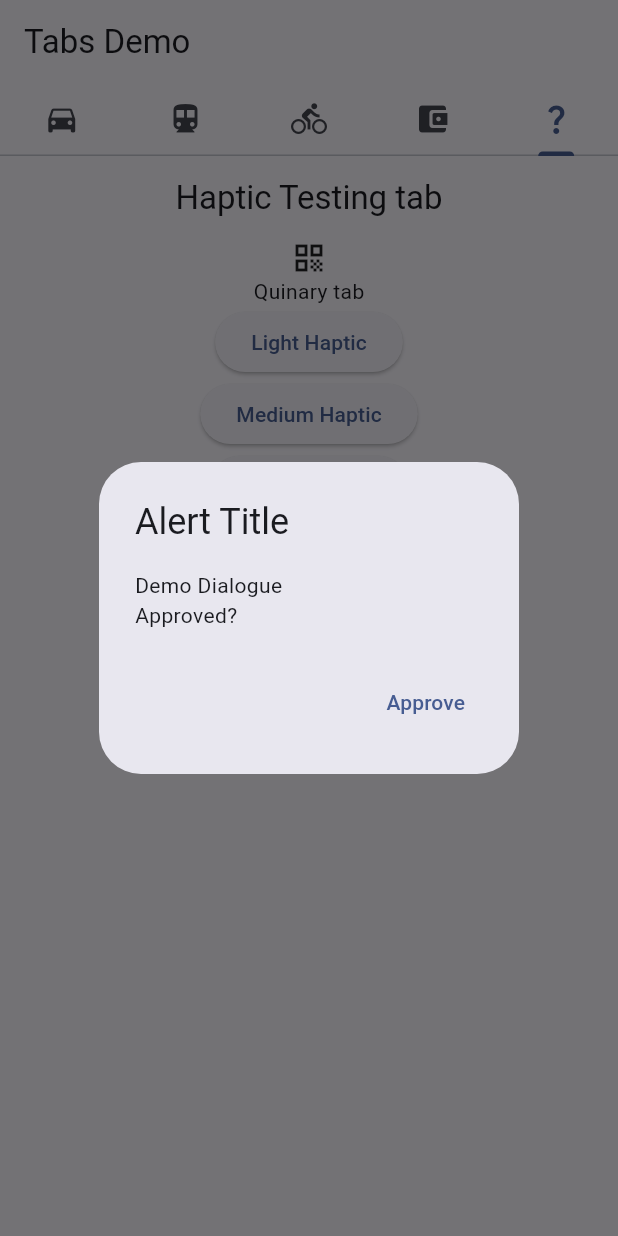
After one commit to Seanathan10/M3Test, a Flutter app: the screen it shows after launch, tab 5 chosen, after a tap on "Light Haptic", on a phone screen of 412 x 824 dp. The commit adds this screen. Run offline on Flutter 3.47's test engine with Material 2 defaults, Android fonts, the phone set to English and light mode, and no system bars.

Commit message:
Created Haptic test buttons

```diff
--- /dev/null
+++ b/lib/haptics.dart
@@ -0,0 +1,257 @@
+import 'package:flutter/material.dart';
+import 'package:flutter/services.dart';
+// import 'package:flutter/cupertino.dart';
+
+class LightHaptic extends StatelessWidget {
+  const LightHaptic({super.key});
+
+  @override
+  Widget build(BuildContext context) {
+    Future<void> testLightHaptic() async {
+      return showDialog<void>(
+        context: context,
+        builder: (BuildContext context) {
+          return AlertDialog(
+            title: const Text("Alert Title"),
+            content: const SingleChildScrollView(
+              child: ListBody(
+                children: <Widget>[
+                  Text("Demo Dialogue"),
+                  Text("Approved?"),
+                ],
+              ),
+            ),
+            actions: <Widget>[
+              TextButton(
+                  onPressed: () {
+                    Navigator.of(context).pop();
+                    HapticFeedback.lightImpact();
+                    // HapticFeedback.mediumImpact();
+                    // HapticFeedback.heavyImpact();
+                    // HapticFeedback.selectionClick();
+                    // HapticFeedback.vibrate();
+                  },
+                  child: const Text("Approve"))
+            ],
+          );
+        },
+      );
+    }
+
+    return Center(
+      child: ElevatedButton(onPressed: testLightHaptic, child: const Text("Light Haptic")),
+    );
+  }
+}
+
+class MediumHaptic extends StatelessWidget {
+  const MediumHaptic({super.key});
+
+  @override
+  Widget build(BuildContext context) {
+    Future<void> testMediumHaptic() async {
+      return showDialog<void>(
+        context: context,
+        builder: (BuildContext context) {
+          return AlertDialog(
+            title: const Text("Alert Title"),
+            content: const SingleChildScrollView(
+              child: ListBody(
+                children: <Widget>[
+                  Text("Demo Dialogue"),
+                  Text("Approved?"),
+                ],
+              ),
+            ),
+            actions: <Widget>[
+              TextButton(
+                  onPressed: () {
+                    Navigator.of(context).pop();
+                    // HapticFeedback.lightImpact();
+                    HapticFeedback.mediumImpact();
+                    // HapticFeedback.heavyImpact();
+                    // HapticFeedback.selectionClick();
+                    // HapticFeedback.vibrate();
+                  },
+                  child: const Text("Approve"))
+            ],
+          );
+        },
+      );
+    }
+
+
+    return Center(
+      child: ElevatedButton(onPressed: testMediumHaptic, child: const Text("Medium Haptic")),
+    );
+  }
+}
+
+class HeavyHaptic extends StatelessWidget {
+  const HeavyHaptic({super.key});
+
+  @override
+  Widget build(BuildContext context) {
+    Future<void> testHeavyHaptic() async {
+      return showDialog<void>(
+        context: context,
+        builder: (BuildContext context) {
+          return AlertDialog(
+            title: const Text("Alert Title"),
+            content: const SingleChildScrollView(
+              child: ListBody(
+                children: <Widget>[
+                  Text("Demo Dialogue"),
+                  Text("Approved?"),
+                ],
+              ),
+            ),
+            actions: <Widget>[
+              TextButton(
+                  onPressed: () {
+                    Navigator.of(context).pop();
+                    // HapticFeedback.lightImpact();
+                    // HapticFeedback.mediumImpact();
+                    HapticFeedback.heavyImpact();
+                    // HapticFeedback.selectionClick();
+                    // HapticFeedback.vibrate();
+                  },
+                  child: const Text("Approve"))
+            ],
+          );
+        },
+      );
+    }
+
+    return Center(
+      child: ElevatedButton(onPressed: testHeavyHaptic, child: const Text("Heavy Haptic")),
+    );
+  }
+}
+
+class SelectionHaptic extends StatelessWidget {
+  const SelectionHaptic({super.key});
+
+  @override
+  Widget build(BuildContext context) {
+    Future<void> testSelectionHaptic() async {
+      return showDialog<void>(
+        context: context,
+        builder: (BuildContext context) {
+          return AlertDialog(
+            title: const Text("Alert Title"),
+            content: const SingleChildScrollView(
+              child: ListBody(
+                children: <Widget>[
+                  Text("Demo Dialogue"),
+                  Text("Approved?"),
+                ],
+              ),
+            ),
+            actions: <Widget>[
+              TextButton(
+                  onPressed: () {
+                    Navigator.of(context).pop();
+                    // HapticFeedback.lightImpact();
+                    // HapticFeedback.mediumImpact();
+                    // HapticFeedback.heavyImpact();
+                    HapticFeedback.selectionClick();
+                    // HapticFeedback.vibrate();
+                  },
+                  child: const Text("Approve"))
+            ],
+          );
+        },
+      );
+    }
+
+    return Center(
+      child: ElevatedButton(onPressed: testSelectionHaptic, child: const Text("Selection Haptic")),
+    );
+  }
+}
+
+class VibrateHaptic extends StatelessWidget {
+  const VibrateHaptic({super.key});
+
+  @override
+  Widget build(BuildContext context) {
+    Future<void> testVibrateHaptic() async {
+      return showDialog<void>(
+        context: context,
+        builder: (BuildContext context) {
+          return AlertDialog(
+            title: const Text("Alert Title"),
+            content: const SingleChildScrollView(
+              child: ListBody(
+                children: <Widget>[
+                  Text("Demo Dialogue"),
+                  Text("Approved?"),
+                ],
+              ),
+            ),
+            actions: <Widget>[
+              TextButton(
+                  onPressed: () {
+                    Navigator.of(context).pop();
+                    // HapticFeedback.lightImpact();
+                    // HapticFeedback.mediumImpact();
+                    // HapticFeedback.heavyImpact();
+                    // HapticFeedback.selectionClick();
+                    HapticFeedback.vibrate();
+                  },
+                  child: const Text("Approve"))
+            ],
+          );
+        },
+      );
+    }
+
+    return Center(
+      child: ElevatedButton(onPressed: testVibrateHaptic, child: const Text("Vibration Haptic")),
+    );
+  }
+}
+
+
+
+/*
+return Scaffold(
+      appBar: AppBar(
+        centerTitle: true,
+        title: const Text("Car tab"),
+      ),
+      body: Column(
+        children: [
+          const Center(child: Icon(Icons.directions_car)),
+          const Center(child: Text("Primary tab")),
+          Center(
+            child: ElevatedButton(
+                onPressed: testLightHaptic,
+                child: const Text("Light Haptic")),
+          ),
+          Center(
+            child: ElevatedButton(
+                onPressed: testMediumHaptic,
+                child: const Text("Medium Haptic")),
+          ),
+          Center(
+            child: ElevatedButton(
+                onPressed: testHeavyHaptic,
+                child: const Text("Heavy Haptic")),
+          ),
+          Center(
+            child: ElevatedButton(
+                onPressed: testSelectionHaptic,
+                child: const Text("Selection Haptic")),
+          ),
+          Center(
+            child: ElevatedButton(
+                onPressed: testVibrateHaptic,
+                child: const Text("Vibrate Haptic")),
+          )
+        ],
+      ),
+    );
+
+*/
--- a/lib/main.dart
+++ b/lib/main.dart
@@ -5,6 +5,7 @@ import 'tabs/tab1.dart';
 import 'tabs/tab2.dart';
 import 'tabs/tab3.dart';
 import 'tabs/tab4.dart';
+import 'tabs/tab5.dart';
 
 void main() {
   runApp(const MyApp());
@@ -38,11 +39,11 @@ class MyApp extends StatelessWidget {
         //
         // This works for code too, not just values: Most code changes can be
         // tested with just a hot reload.
-        colorScheme: ColorScheme.fromSeed(seedColor: Colors.deepPurple),
+        colorScheme: ColorScheme.fromSeed(seedColor: Colors.blue.shade900),
         useMaterial3: true,
       ),
       home: DefaultTabController(
-        length: 4,
+        length: 5,
         child: Scaffold(
           appBar: AppBar(
             bottom: const TabBar(
@@ -50,7 +51,8 @@ class MyApp extends StatelessWidget {
                 Tab(icon: Icon(Icons.directions_car)),
                 Tab(icon: Icon(Icons.directions_transit)),
                 Tab(icon: Icon(Icons.directions_bike)),
-                Tab(icon: Icon(Icons.question_mark)),
+                Tab(icon: Icon(Icons.account_balance_wallet_rounded)),
+                Tab(icon: Icon(Icons.question_mark))
               ],
             ),
             title: const Text('Tabs Demo'),
@@ -61,6 +63,7 @@ class MyApp extends StatelessWidget {
               Tab2(),
               Tab3(),
               Tab4(),
+              Tab5()
             ],
           ),
         ),
--- a/lib/tabs/tab1.dart
+++ b/lib/tabs/tab1.dart
@@ -1,5 +1,8 @@
 import 'package:flutter/cupertino.dart';
 import 'package:flutter/material.dart';
+import 'package:flutter/services.dart';
+import 'package:m3test/haptics.dart';
+
 
 class Tab1 extends StatelessWidget {
   const Tab1({super.key});
@@ -69,9 +72,14 @@ class Tab1 extends StatelessWidget {
           const Center(child: Text("Primary tab")),
           Center(
             child: ElevatedButton(
+                onPressed: showDialogue,
+                child: const Text("Show dialogue box")),
+          ),
+          Center(
+            child: ElevatedButton(
                 onPressed: showDialogueCupertino,
-                child: const Text("Alert Dialogue")),
-          )
+                child: const Text("Show Cupertino dialogue box")),
+          ),
         ],
       ),
     );
--- a/lib/tabs/tab4.dart
+++ b/lib/tabs/tab4.dart
@@ -8,7 +8,7 @@ class Tab4 extends StatelessWidget {
     return Scaffold(
       appBar: AppBar(
         centerTitle: true,
-        title: const Text("Unused tab"),
+        title: const Text("Interesting tab icon"),
       ),
       body: const Column(
         children: [
--- /dev/null
+++ b/lib/tabs/tab5.dart
@@ -0,0 +1,38 @@
+import 'package:flutter/material.dart';
+
+import 'package:m3test/haptics.dart';
+
+class Tab5 extends StatelessWidget {
+  const Tab5({super.key});
+
+  @override
+  Widget build(BuildContext context) {
+    return Scaffold(
+      appBar: AppBar(
+        centerTitle: true,
+        title: const Text("Haptic Testing tab"),
+      ),
+      body: const Column(
+        children: [
+          Center(child: Icon(Icons.qr_code)),
+          Center(child: Text("Quinary tab")),
+          Center(
+            child: LightHaptic()
+          ),
+          Center(
+            child: MediumHaptic()
+          ),
+          Center(
+            child: HeavyHaptic()
+          ),
+          Center(
+            child: SelectionHaptic()
+          ),
+          Center(
+            child: VibrateHaptic()
+          ),
+        ],
+      ),
+    );
+  }
+}
```
